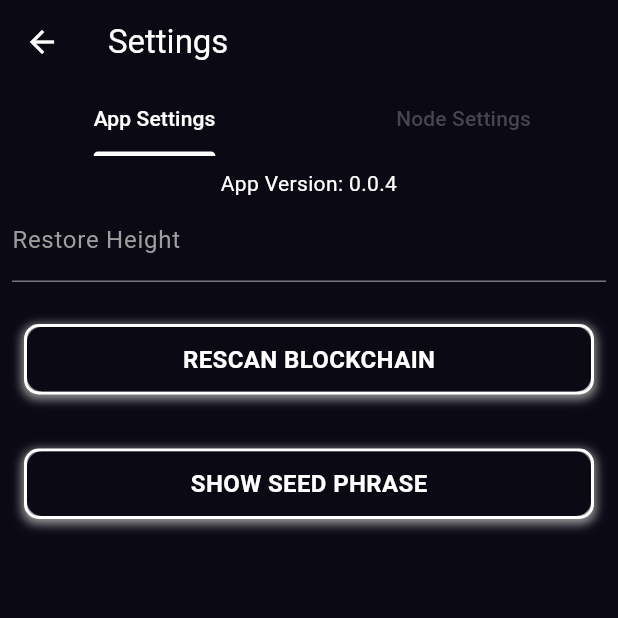
After one commit to DeMemeTree/Zephy, a Flutter app: the SettingsView screen opened by its route, on a phone screen of 412 x 824 dp, the top half of it. The commit adds this screen. Run offline on Flutter 3.47's test engine with Material 3 defaults, Android fonts, the phone set to English and light mode, and no system bars; our stand-ins replace go_router, package_info_plus, qr_flutter; missing offline and left inert: clipboard.

Commit message:
Settings view

```diff
--- a/zephii/lib/main.dart
+++ b/zephii/lib/main.dart
@@ -1,5 +1,6 @@
 import 'package:flutter/material.dart';
 import 'package:go_router/go_router.dart';
+import 'package:zephii/src/wallet/home/settings/settings.dart';
 import 'src/splash/splash.dart';
 import 'src/wallet/wallet.dart';
 import 'src/wallet/unlock.dart';
@@ -46,7 +47,7 @@ final GoRouter _router = GoRouter(
         GoRoute(
             path: 'settings',
             builder: (BuildContext context, GoRouterState state) {
-              return const DetailsScreen();
+              return const SettingsView();
             }),
         GoRoute(
             path: 'send',
@@ -75,22 +76,4 @@ class Zephii extends StatelessWidget {
   }
 }
 
-class DetailsScreen extends StatelessWidget {
-  /// Constructs a [DetailsScreen]
-  const DetailsScreen({super.key});
-
-  @override
-  Widget build(BuildContext context) {
-    return Scaffold(
-      appBar: AppBar(title: const Text('Details Screen')),
-      body: Center(
-        child: ElevatedButton(
-          onPressed: () => context.go('/'),
-          child: const Text('Go back to the Home screen'),
-        ),
-      ),
-    );
-  }
-}
-
 void main() => runApp(const Zephii());
--- a/zephii/lib/src/wallet/home/receive/qr.dart
+++ b/zephii/lib/src/wallet/home/receive/qr.dart
@@ -12,8 +12,7 @@ class QRView extends StatelessWidget {
       data: data,
       version: QrVersions.auto,
       eyeStyle: const QrEyeStyle(eyeShape: QrEyeShape.square, color: Colors.white),
-      dataModuleStyle: const QrDataModuleStyle(dataModuleShape: QrDataModuleShape.square, color: Colors.white),
-      size: 200.0
+      dataModuleStyle: const QrDataModuleStyle(dataModuleShape: QrDataModuleShape.square, color: Colors.white)
     );
   }
 }
--- a/zephii/lib/src/wallet/home/receive/receive.dart
+++ b/zephii/lib/src/wallet/home/receive/receive.dart
@@ -106,11 +106,11 @@ class _ReceiveViewState extends State<ReceiveView> {
   Widget _buildFilterTextField() {
     return TextField(
       controller: _filterController,
-      style: const TextStyle(color: Colors.white), // Text color
+      style: const TextStyle(color: Colors.white),
       decoration: const InputDecoration(
         labelText: 'Filter by label',
-        labelStyle: TextStyle(color: Colors.grey), // Label text color
-        suffixIcon: Icon(Icons.search, color: Colors.white), // Icon color
+        labelStyle: TextStyle(color: Colors.grey),
+        suffixIcon: Icon(Icons.search, color: Colors.white),
         enabledBorder: OutlineInputBorder(
           borderSide: BorderSide(color: Colors.white),
         ),
@@ -125,7 +125,6 @@ class _ReceiveViewState extends State<ReceiveView> {
   void _showQRCode(BuildContext context, String data) {
     final Size screenSize = MediaQuery.of(context).size;
     final double dialogWidth = screenSize.width * 0.8;
-    final double dialogHeight = screenSize.height * 0.8;
     showDialog(
       context: context,
       builder: (BuildContext context) {
@@ -133,7 +132,6 @@ class _ReceiveViewState extends State<ReceiveView> {
           alignment: Alignment.center,
           content: SizedBox(
             width: dialogWidth,
-            height: dialogHeight,
             child: QRView(data: data),
           ),
           actions: <Widget>[
--- a/zephii/lib/src/wallet/home/send/send.dart
+++ b/zephii/lib/src/wallet/home/send/send.dart
@@ -1,4 +1,5 @@
 import 'package:flutter/material.dart';
+import 'package:go_router/go_router.dart';
 import 'package:zephii/src/extensions/color.dart';
 import 'package:zephii/src/uiwidgets/zbutton.dart';
 
@@ -44,6 +45,8 @@ class _SendViewState extends State<SendView> {
         _amountController.text = '';
         recipientAddress = '';
       });
+
+      context.go("/home");
     });
   }
 
@@ -61,7 +64,7 @@ class _SendViewState extends State<SendView> {
           backgroundColor: ZephiiColors.zephPurp,
           foregroundColor: Colors.white,
           title: Text(isConfirming ? 'CONFIRM' : 'SEND',
-              style: TextStyle(color: Colors.white))),
+              style: const TextStyle(color: Colors.white))),
       body: AnimatedSwitcher(
         duration: const Duration(milliseconds: 500),
         child: isConfirming ? _confirmationView() : _sendView(),
@@ -70,7 +73,7 @@ class _SendViewState extends State<SendView> {
   }
 
   Widget _sendView() {
-    return Padding(padding: EdgeInsets.all(20),
+    return Padding(padding: const EdgeInsets.all(20),
     child:
     Column(
         crossAxisAlignment: CrossAxisAlignment.start,
--- /dev/null
+++ b/zephii/lib/src/wallet/home/settings/settings.dart
@@ -0,0 +1,203 @@
+import 'package:flutter/material.dart';
+import 'package:package_info_plus/package_info_plus.dart';
+import 'package:zephii/src/extensions/color.dart';
+import 'package:zephii/src/uiwidgets/zbutton.dart';
+
+class SettingsView extends StatefulWidget {
+  const SettingsView({super.key});
+
+  @override
+  _SettingsViewState createState() => _SettingsViewState();
+}
+
+class _SettingsViewState extends State<SettingsView>
+    with SingleTickerProviderStateMixin {
+  final TextEditingController _restoreHeightController =
+      TextEditingController();
+  final TextEditingController _customURLController = TextEditingController();
+  final TextEditingController _portController = TextEditingController();
+  final TextEditingController _usernameController = TextEditingController();
+  final TextEditingController _passwordController = TextEditingController();
+  final TextEditingController _addNodeController = TextEditingController();
+
+  List<String> _fetchedNodes = [];
+  List<String> _addedNodes = [];
+  String _selectedNode = '';
+  String _appVersion = '';
+  late TabController _tabController;
+
+  bool _showNodesList = false; // Flag to control the visibility of the nodes list
+
+  @override
+  void initState() {
+    super.initState();
+    _tabController = TabController(length: 2, vsync: this);
+    _loadAppVersion();
+  }
+
+  void _loadAppVersion() async {
+    PackageInfo packageInfo = await PackageInfo.fromPlatform();
+    setState(() {
+      _appVersion = packageInfo.version;
+    });
+  }
+
+  void _onNodeTap(String node) {
+    setState(() {
+      _selectedNode = node;
+    });
+  }
+
+  void _fetchNodes() async {
+    // Your actual fetch logic should go here
+    await Future.delayed(Duration(seconds: 1)); // Simulate network delay
+    setState(() {
+      _fetchedNodes = [
+        'Node 1',
+        'Node 2',
+        'Node 3'
+      ]; // Update this list based on actual data fetched
+      _showNodesList = true;
+    });
+  }
+
+  void _addNode() {
+    if (_addNodeController.text.isNotEmpty) {
+      setState(() {
+        _addedNodes.insert(0, _addNodeController.text);
+        _addNodeController.clear();
+      });
+    }
+  }
+
+  void _deleteNode(String node) {
+    setState(() {
+      _addedNodes.remove(node);
+    });
+  }
+
+  @override
+  void dispose() {
+    _tabController.dispose();
+    super.dispose();
+  }
+
+  @override
+  Widget build(BuildContext context) {
+    return Scaffold(
+      backgroundColor: ZephiiColors.zephPurp,
+      appBar: AppBar(
+        foregroundColor: Colors.white,
+        backgroundColor: ZephiiColors.zephPurp,
+        title: const Text('Settings'),
+        bottom: buildTabBar(),
+      ),
+      body: TabBarView(
+        controller: _tabController,
+        children: [
+          buildAppSettingsSection(),
+          buildNodeSettingsSection(),
+        ],
+      ),
+    );
+  }
+
+  TabBar buildTabBar() {
+    return TabBar(
+      dividerColor: ZephiiColors.zephPurp,
+      labelColor: Colors.white,
+      indicatorColor: Colors.white,
+      controller: _tabController,
+      tabs: const [
+        Tab(text: 'App Settings'),
+        Tab(text: 'Node Settings'),
+      ]
+    );
+  }
+
+  Widget buildAppSettingsSection() => ListView(
+        padding: const EdgeInsets.all(8.0),
+        children: [
+          buildAppVersionDisplay(),
+          buildTextField(
+              _restoreHeightController, 'Restore Height', TextInputType.number),
+          const SizedBox(height: 20),
+          ZButton(text: "RESCAN BLOCKCHAIN", onPressed: () {}),
+          const SizedBox(height: 20),
+          ZButton(text: "SHOW SEED PHRASE", onPressed: () {})
+        ],
+      );
+
+  Widget buildAppVersionDisplay() => Text('App Version: $_appVersion',
+      textAlign: TextAlign.center, style: const TextStyle(color: Colors.white));
+
+  Widget buildTextField(TextEditingController controller, String labelText,
+          TextInputType keyboardType) =>
+      TextField(
+        style: const TextStyle(color: Colors.white),
+        controller: controller,
+        decoration: InputDecoration(
+            labelText: labelText,
+            labelStyle: const TextStyle(color: Colors.grey)),
+        keyboardType: keyboardType,
+      );
+
+  Widget buildNodeSettingsSection() => ListView(
+        padding: const EdgeInsets.all(8.0),
+        children: [
+          buildTextField(
+              _customURLController, 'Custom URL*', TextInputType.url),
+          const SizedBox(height: 8),
+          buildTextField(_portController, 'Port*', TextInputType.number),
+          const SizedBox(height: 8),
+          buildTextField(
+              _usernameController, 'Username (Optional)', TextInputType.text),
+          const SizedBox(height: 8),
+          buildTextField(
+              _passwordController, 'Password (Optional)', TextInputType.text),
+          ZButton(text: "CONNECT", onPressed: () {}),
+          const SizedBox(height: 40),
+          const SizedBox(height: 20),
+          buildTextField(_addNodeController, 'Add Node', TextInputType.text),
+          const SizedBox(height: 8),
+          ZButton(text: "ADD NODE", onPressed: _addNode),
+          const SizedBox(height: 20),
+          const Text("Added Nodes",
+              style: TextStyle(color: Colors.white, fontSize: 16)),
+          ..._buildAddedNodeList(),
+
+          ZButton(text: "FETCH NODE LIST", onPressed: _fetchNodes),
+          const SizedBox(height: 20),
+          if (_fetchedNodes.isNotEmpty) ...[
+            const Text("Available Nodes",
+                style: TextStyle(color: Colors.white, fontSize: 16)),
+            ..._fetchedNodes.map((node) => ListTile(
+                  title:
+                      Text(node, style: const TextStyle(color: Colors.white)),
+                  onTap: () {
+                    if (!_addedNodes.contains(node)) {
+                      setState(() {
+                        _addedNodes.add(node);
+                      });
+                    }
+                  },
+                )),
+            const SizedBox(height: 20),
+          ]
+        ],
+      );
+
+  List<Widget> _buildAddedNodeList() {
+    return _addedNodes
+        .map((node) => ListTile(
+              title: Text(node, style: const TextStyle(color: Colors.white)),
+              trailing: IconButton(
+                  icon: const Icon(Icons.delete, color: Colors.red),
+                  onPressed: () => _deleteNode(node)),
+              onTap: () => _onNodeTap(node),
+              selected: _selectedNode == node,
+              selectedTileColor: Colors.grey[800],
+            ))
+        .toList();
+  }
+}
--- a/zephii/pubspec.yaml
+++ b/zephii/pubspec.yaml
@@ -13,6 +13,7 @@ dependencies:
   go_router: ^13.2.0
   qr_flutter: ^4.1.0
   clipboard: ^0.1.3
+  package_info_plus: ^5.0.1
 
 dev_dependencies:
   flutter_test:
```
Also changed, not shown: zephii/pubspec.lock, 10 other files.
